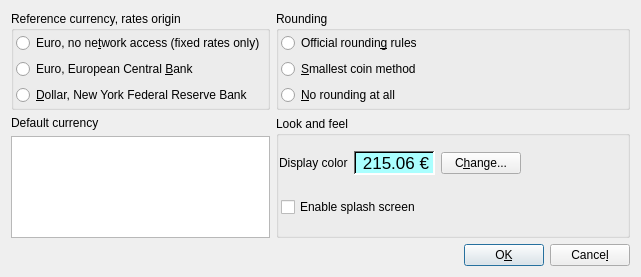
First picture: the form in keurocalc/settingsdialog.ui, repository KDE/keurocalc, before the edit.
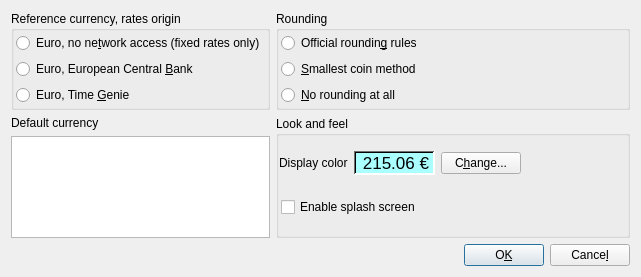
Second picture: the form after the edit. Custom widgets are drawn as their Qt base class.

Commit message: version 1.1.0: fixed rate for Estonian kroone                replaced New York Federal Bank with Time Genie

Patch:
```diff
--- a/keurocalc/settingsdialog.ui
+++ b/keurocalc/settingsdialog.ui
@@ -97,7 +97,7 @@
          <font/>
         </property>
         <property name="text">
-         <string>&amp;Dollar, New York Federal Reserve Bank</string>
+         <string>Euro, Time &amp;Genie</string>
         </property>
        </widget>
       </item>
```
Left out of the diff: 4 changed lines with no effect on the pictures. The commit also changes 14 other files.
